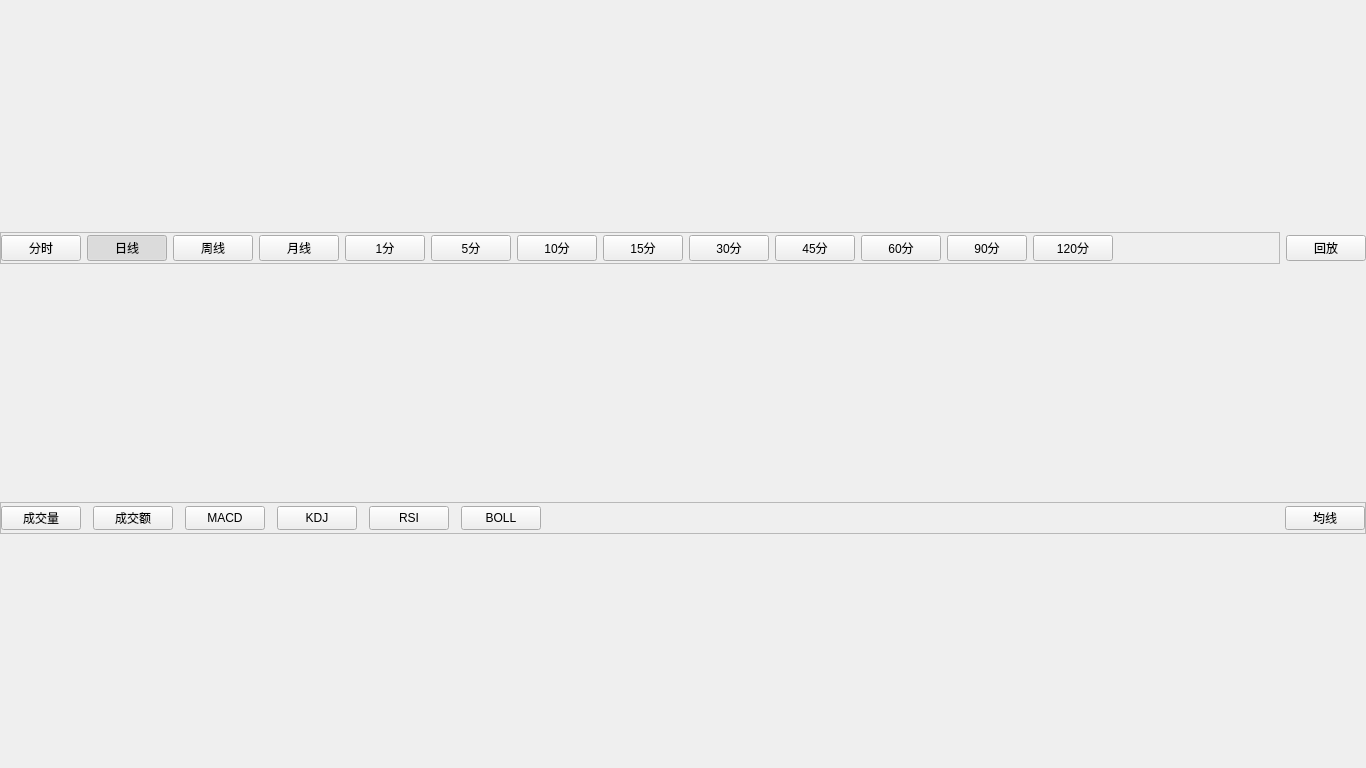
This is src/gui/qt_widgets/MComponents/indicators/IndicatorsViewWidget.ui in Daydreamer-AI/KLineReview as Qt 5 draws it before an edit. The edited form follows.
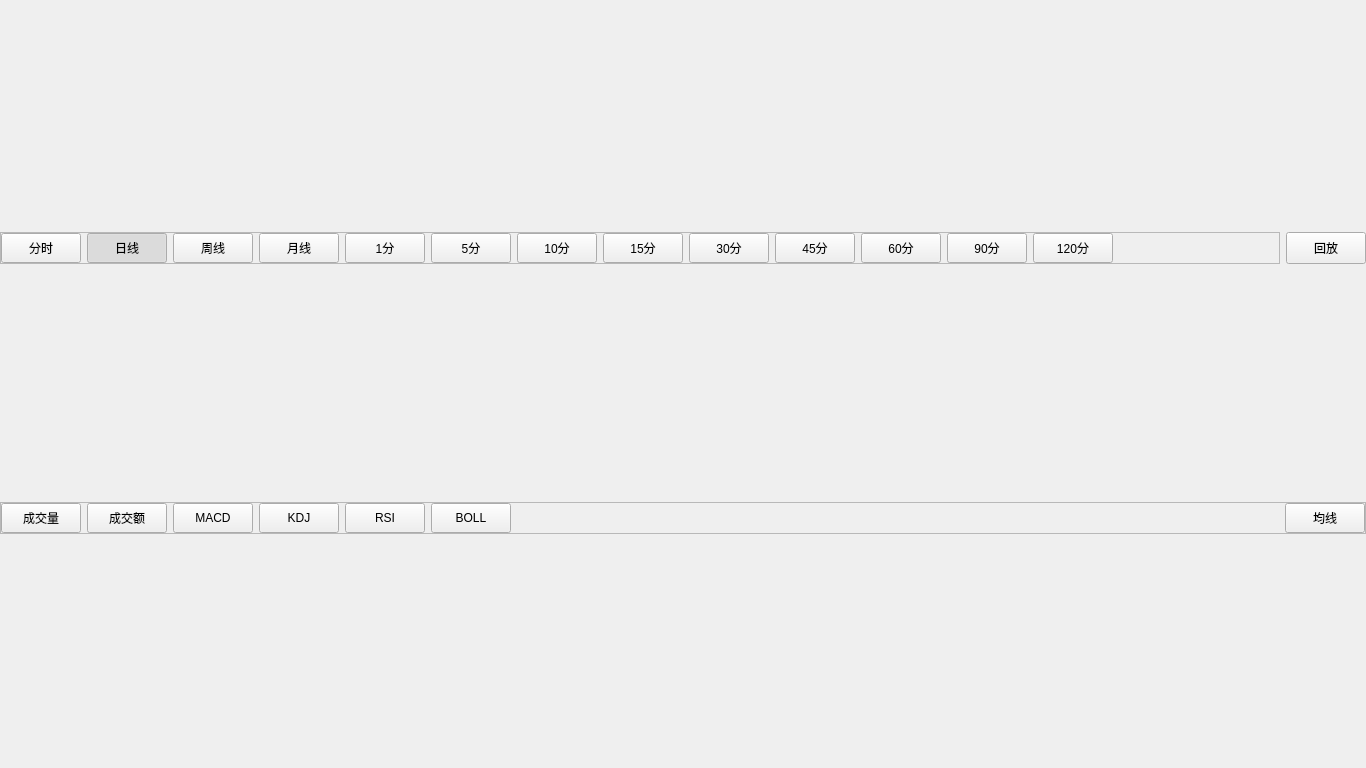
This is the edited form. Custom widgets are drawn as their Qt base class.

What changed in the file:
```diff
--- a/src/gui/qt_widgets/MComponents/indicators/IndicatorsViewWidget.ui
+++ b/src/gui/qt_widgets/MComponents/indicators/IndicatorsViewWidget.ui
@@ -64,7 +64,19 @@
            <number>0</number>
           </property>
           <item>
-           <widget class="QPushButton" name="btn_time">
+           <widget class="ToggleButton" name="btn_time">
+            <property name="sizePolicy">
+             <sizepolicy hsizetype="Minimum" vsizetype="Preferred">
+              <horstretch>0</horstretch>
+              <verstretch>0</verstretch>
+             </sizepolicy>
+            </property>
+            <property name="minimumSize">
+             <size>
+              <width>0</width>
+              <height>24</height>
+             </size>
+            </property>
             <property name="text">
              <string>分时</string>
             </property>
@@ -77,7 +89,19 @@
            </widget>
           </item>
           <item>
-           <widget class="QPushButton" name="btn_1d">
+           <widget class="ToggleButton" name="btn_1d">
+            <property name="sizePolicy">
+             <sizepolicy hsizetype="Minimum" vsizetype="Preferred">
+              <horstretch>0</horstretch>
+              <verstretch>0</verstretch>
+             </sizepolicy>
+            </property>
+            <property name="minimumSize">
+             <size>
+              <width>0</width>
+              <height>24</height>
+             </size>
+            </property>
             <property name="text">
              <string>日线</string>
             </property>
@@ -93,7 +117,19 @@
            </widget>
           </item>
           <item>
-           <widget class="QPushButton" name="btn_1w">
+           <widget class="ToggleButton" name="btn_1w">
+            <property name="sizePolicy">
+             <sizepolicy hsizetype="Minimum" vsizetype="Preferred">
+              <horstretch>0</horstretch>
+              <verstretch>0</verstretch>
+             </sizepolicy>
+            </property>
+            <property name="minimumSize">
+             <size>
+              <width>0</width>
+              <height>24</height>
+             </size>
+            </property>
             <property name="text">
              <string>周线</string>
             </property>
@@ -106,7 +142,19 @@
            </widget>
           </item>
           <item>
-           <widget class="QPushButton" name="btn_M">
+           <widget class="ToggleButton" name="btn_M">
+            <property name="sizePolicy">
+             <sizepolicy hsizetype="Minimum" vsizetype="Preferred">
+              <horstretch>0</horstretch>
+              <verstretch>0</verstretch>
+             </sizepolicy>
+            </property>
+            <property name="minimumSize">
+             <size>
+              <width>0</width>
+              <height>24</height>
+             </size>
+            </property>
             <property name="text">
              <string>月线</string>
             </property>
@@ -119,7 +167,19 @@
            </widget>
           </item>
           <item>
-           <widget class="QPushButton" name="btn_1m">
+           <widget class="ToggleButton" name="btn_1m">
+            <property name="sizePolicy">
+             <sizepolicy hsizetype="Minimum" vsizetype="Preferred">
+              <horstretch>0</horstretch>
+              <verstretch>0</verstretch>
+             </sizepolicy>
+            </property>
+            <property name="minimumSize">
+             <size>
+              <width>0</width>
+              <height>24</height>
+             </size>
+            </property>
             <property name="text">
              <string>1分</string>
             </property>
@@ -132,7 +192,19 @@
            </widget>
           </item>
           <item>
-           <widget class="QPushButton" name="btn_5m">
+           <widget class="ToggleButton" name="btn_5m">
+            <property name="sizePolicy">
+             <sizepolicy hsizetype="Minimum" vsizetype="Preferred">
+              <horstretch>0</horstretch>
+              <verstretch>0</verstretch>
+             </sizepolicy>
+            </property>
+            <property name="minimumSize">
+             <size>
+              <width>0</width>
+              <height>24</height>
+             </size>
+            </property>
             <property name="text">
              <string>5分</string>
             </property>
@@ -145,7 +217,19 @@
            </widget>
           </item>
           <item>
-           <widget class="QPushButton" name="btn_10m">
+           <widget class="ToggleButton" name="btn_10m">
+            <property name="sizePolicy">
+             <sizepolicy hsizetype="Minimum" vsizetype="Preferred">
+              <horstretch>0</horstretch>
+              <verstretch>0</verstretch>
+             </sizepolicy>
+            </property>
+            <property name="minimumSize">
+             <size>
+              <width>0</width>
+              <height>24</height>
+             </size>
+            </property>
             <property name="text">
              <string>10分</string>
             </property>
@@ -158,7 +242,19 @@
            </widget>
           </item>
           <item>
-           <widget class="QPushButton" name="btn_15m">
+           <widget class="ToggleButton" name="btn_15m">
+            <property name="sizePolicy">
+             <sizepolicy hsizetype="Minimum" vsizetype="Preferred">
+              <horstretch>0</horstretch>
+              <verstretch>0</verstretch>
+             </sizepolicy>
+            </property>
+            <property name="minimumSize">
+             <size>
+              <width>0</width>
+              <height>24</height>
+             </size>
+            </property>
             <property name="text">
              <string>15分</string>
             </property>
@@ -171,7 +267,19 @@
            </widget>
           </item>
           <item>
-           <widget class="QPushButton" name="btn_30m">
+           <widget class="ToggleButton" name="btn_30m">
+            <property name="sizePolicy">
+             <sizepolicy hsizetype="Minimum" vsizetype="Preferred">
+              <horstretch>0</horstretch>
+              <verstretch>0</verstretch>
+             </sizepolicy>
+            </property>
+            <property name="minimumSize">
+             <size>
+              <width>0</width>
+              <height>24</height>
+             </size>
+            </property>
             <property name="text">
              <string>30分</string>
             </property>
@@ -184,7 +292,19 @@
            </widget>
           </item>
           <item>
-           <widget class="QPushButton" name="btn_45m">
+           <widget class="ToggleButton" name="btn_45m">
+            <property name="sizePolicy">
+             <sizepolicy hsizetype="Minimum" vsizetype="Preferred">
+              <horstretch>0</horstretch>
+              <verstretch>0</verstretch>
+             </sizepolicy>
+            </property>
+            <property name="minimumSize">
+             <size>
+              <width>0</width>
+              <height>24</height>
+             </size>
+            </property>
             <property name="text">
              <string>45分</string>
             </property>
@@ -197,7 +317,19 @@
            </widget>
           </item>
           <item>
-           <widget class="QPushButton" name="btn_60m">
+           <widget class="ToggleButton" name="btn_60m">
+            <property name="sizePolicy">
+             <sizepolicy hsizetype="Minimum" vsizetype="Preferred">
+              <horstretch>0</horstretch>
+              <verstretch>0</verstretch>
+             </sizepolicy>
+            </property>
+            <property name="minimumSize">
+             <size>
+              <width>0</width>
+              <height>24</height>
+             </size>
+            </property>
             <property name="text">
              <string>60分</string>
             </property>
@@ -210,7 +342,19 @@
            </widget>
           </item>
           <item>
-           <widget class="QPushButton" name="btn_90m">
+           <widget class="ToggleButton" name="btn_90m">
+            <property name="sizePolicy">
+             <sizepolicy hsizetype="Minimum" vsizetype="Preferred">
+              <horstretch>0</horstretch>
+              <verstretch>0</verstretch>
+             </sizepolicy>
+            </property>
+            <property name="minimumSize">
+             <size>
+              <width>0</width>
+              <height>24</height>
+             </size>
+            </property>
             <property name="text">
              <string>90分</string>
             </property>
@@ -223,7 +367,19 @@
            </widget>
           </item>
           <item>
-           <widget class="QPushButton" name="btn_120m">
+           <widget class="ToggleButton" name="btn_120m">
+            <property name="sizePolicy">
+             <sizepolicy hsizetype="Minimum" vsizetype="Preferred">
+              <horstretch>0</horstretch>
+              <verstretch>0</verstretch>
+             </sizepolicy>
+            </property>
+            <property name="minimumSize">
+             <size>
+              <width>0</width>
+              <height>24</height>
+             </size>
+            </property>
             <property name="text">
              <string>120分</string>
             </property>
@@ -252,7 +408,25 @@
         </widget>
        </item>
        <item>
-        <widget class="QPushButton" name="btn_review">
+        <widget class="PushButton" name="btn_review">
+         <property name="sizePolicy">
+          <sizepolicy hsizetype="Minimum" vsizetype="Fixed">
+           <horstretch>0</horstretch>
+           <verstretch>0</verstretch>
+          </sizepolicy>
+         </property>
+         <property name="minimumSize">
+          <size>
+           <width>0</width>
+           <height>32</height>
+          </size>
+         </property>
+         <property name="maximumSize">
+          <size>
+           <width>16777215</width>
+           <height>32</height>
+          </size>
+         </property>
          <property name="text">
           <string>回放</string>
          </property>
@@ -290,7 +464,7 @@
      </property>
      <layout class="QHBoxLayout" name="horizontalLayout_3">
       <property name="spacing">
-       <number>12</number>
+       <number>6</number>
       </property>
       <property name="leftMargin">
        <number>0</number>
@@ -305,19 +479,19 @@
        <number>0</number>
       </property>
       <item>
-       <widget class="QPushButton" name="btn_indicator_volume">
+       <widget class="TransparentTogglePushButton" name="btn_indicator_volume">
+        <property name="sizePolicy">
+         <sizepolicy hsizetype="Minimum" vsizetype="Preferred">
+          <horstretch>0</horstretch>
+          <verstretch>0</verstretch>
+         </sizepolicy>
+        </property>
         <property name="minimumSize">
          <size>
           <width>0</width>
           <height>24</height>
          </size>
         </property>
-        <property name="maximumSize">
-         <size>
-          <width>16777215</width>
-          <height>24</height>
-         </size>
-        </property>
         <property name="text">
          <string>成交量</string>
         </property>
@@ -327,19 +501,19 @@
        </widget>
       </item>
       <item>
-       <widget class="QPushButton" name="btn_indicator_amount">
+       <widget class="TransparentTogglePushButton" name="btn_indicator_amount">
+        <property name="sizePolicy">
+         <sizepolicy hsizetype="Minimum" vsizetype="Preferred">
+          <horstretch>0</horstretch>
+          <verstretch>0</verstretch>
+         </sizepolicy>
+        </property>
         <property name="minimumSize">
          <size>
           <width>0</width>
           <height>24</height>
          </size>
         </property>
-        <property name="maximumSize">
-         <size>
-          <width>16777215</width>
-          <height>24</height>
-         </size>
-        </property>
         <property name="text">
          <string>成交额</string>
         </property>
@@ -349,19 +523,19 @@
        </widget>
       </item>
       <item>
-       <widget class="QPushButton" name="btn_indicator_macd">
+       <widget class="TransparentTogglePushButton" name="btn_indicator_macd">
+        <property name="sizePolicy">
+         <sizepolicy hsizetype="Minimum" vsizetype="Preferred">
+          <horstretch>0</horstretch>
+          <verstretch>0</verstretch>
+         </sizepolicy>
+        </property>
         <property name="minimumSize">
          <size>
           <width>0</width>
           <height>24</height>
          </size>
         </property>
-        <property name="maximumSize">
-         <size>
-          <width>16777215</width>
-          <height>24</height>
-         </size>
-        </property>
         <property name="text">
          <string>MACD</string>
         </property>
@@ -371,19 +545,19 @@
        </widget>
       </item>
       <item>
-       <widget class="QPushButton" name="btn_indicator_kdj">
+       <widget class="TransparentTogglePushButton" name="btn_indicator_kdj">
+        <property name="sizePolicy">
+         <sizepolicy hsizetype="Minimum" vsizetype="Preferred">
+          <horstretch>0</horstretch>
+          <verstretch>0</verstretch>
+         </sizepolicy>
+        </property>
         <property name="minimumSize">
          <size>
           <width>0</width>
           <height>24</height>
          </size>
         </property>
-        <property name="maximumSize">
-         <size>
-          <width>16777215</width>
-          <height>24</height>
-         </size>
-        </property>
         <property name="text">
          <string>KDJ</string>
         </property>
@@ -393,19 +567,19 @@
        </widget>
       </item>
       <item>
-       <widget class="QPushButton" name="btn_indicator_rsi">
+       <widget class="TransparentTogglePushButton" name="btn_indicator_rsi">
+        <property name="sizePolicy">
+         <sizepolicy hsizetype="Minimum" vsizetype="Preferred">
+          <horstretch>0</horstretch>
+          <verstretch>0</verstretch>
+         </sizepolicy>
+        </property>
         <property name="minimumSize">
          <size>
           <width>0</width>
           <height>24</height>
          </size>
         </property>
-        <property name="maximumSize">
-         <size>
-          <width>16777215</width>
-          <height>24</height>
-         </size>
-        </property>
         <property name="text">
          <string>RSI</string>
         </property>
@@ -415,19 +589,19 @@
        </widget>
       </item>
       <item>
-       <widget class="QPushButton" name="btn_indicator_boll">
+       <widget class="TransparentTogglePushButton" name="btn_indicator_boll">
+        <property name="sizePolicy">
+         <sizepolicy hsizetype="Minimum" vsizetype="Preferred">
+          <horstretch>0</horstretch>
+          <verstretch>0</verstretch>
+         </sizepolicy>
+        </property>
         <property name="minimumSize">
          <size>
           <width>0</width>
           <height>24</height>
          </size>
         </property>
-        <property name="maximumSize">
-         <size>
-          <width>16777215</width>
-          <height>24</height>
-         </size>
-        </property>
         <property name="text">
          <string>BOLL</string>
         </property>
@@ -450,19 +624,19 @@
        </spacer>
       </item>
       <item>
-       <widget class="QPushButton" name="btn_indicator_ma">
+       <widget class="TransparentTogglePushButton" name="btn_indicator_ma">
+        <property name="sizePolicy">
+         <sizepolicy hsizetype="Minimum" vsizetype="Preferred">
+          <horstretch>0</horstretch>
+          <verstretch>0</verstretch>
+         </sizepolicy>
+        </property>
         <property name="minimumSize">
          <size>
           <width>0</width>
           <height>24</height>
          </size>
         </property>
-        <property name="maximumSize">
-         <size>
-          <width>16777215</width>
-          <height>24</height>
-         </size>
-        </property>
         <property name="text">
          <string>均线</string>
         </property>
@@ -476,6 +650,23 @@
    </item>
   </layout>
  </widget>
+ <customwidgets>
+  <customwidget>
+   <class>PushButton</class>
+   <extends>QPushButton</extends>
+   <header location="global">button</header>
+  </customwidget>
+  <customwidget>
+   <class>ToggleButton</class>
+   <extends>QPushButton</extends>
+   <header location="global">button</header>
+  </customwidget>
+  <customwidget>
+   <class>TransparentTogglePushButton</class>
+   <extends>QPushButton</extends>
+   <header location="global">button</header>
+  </customwidget>
+ </customwidgets>
  <resources/>
  <connections/>
 </ui>
```
